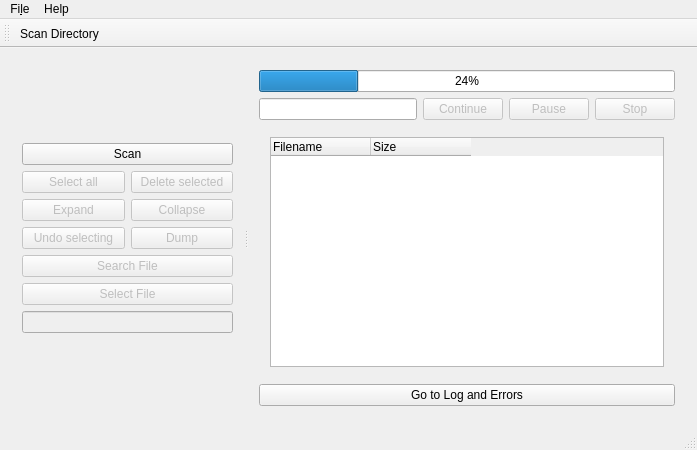
First picture: the form in copies_window/mainwindow.ui, repository Timoniche/FileUtilities, before the edit.
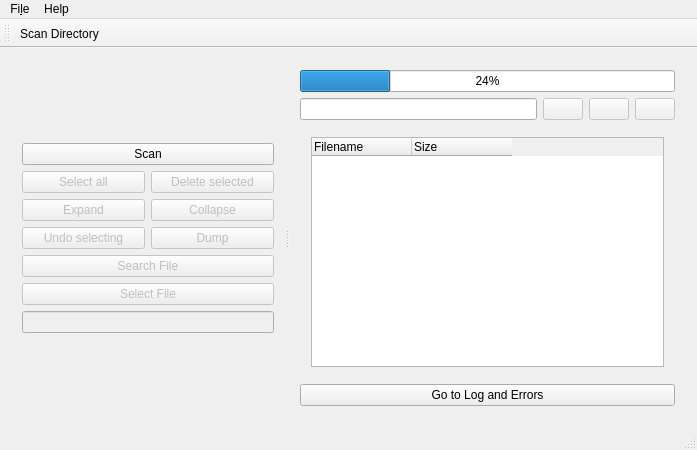
Second picture: the form after the edit.

Patch:
```diff
--- a/copies_window/mainwindow.ui
+++ b/copies_window/mainwindow.ui
@@ -190,7 +190,7 @@
              <bool>false</bool>
             </property>
             <property name="text">
-             <string>Continue</string>
+             <string/>
             </property>
            </widget>
           </item>
@@ -200,7 +200,7 @@
              <bool>false</bool>
             </property>
             <property name="text">
-             <string>Pause</string>
+             <string/>
             </property>
            </widget>
           </item>
@@ -210,7 +210,7 @@
              <bool>false</bool>
             </property>
             <property name="text">
-             <string>Stop</string>
+             <string/>
             </property>
            </widget>
           </item>
```
Left out of the diff: 2 changed lines with no effect on the pictures.
